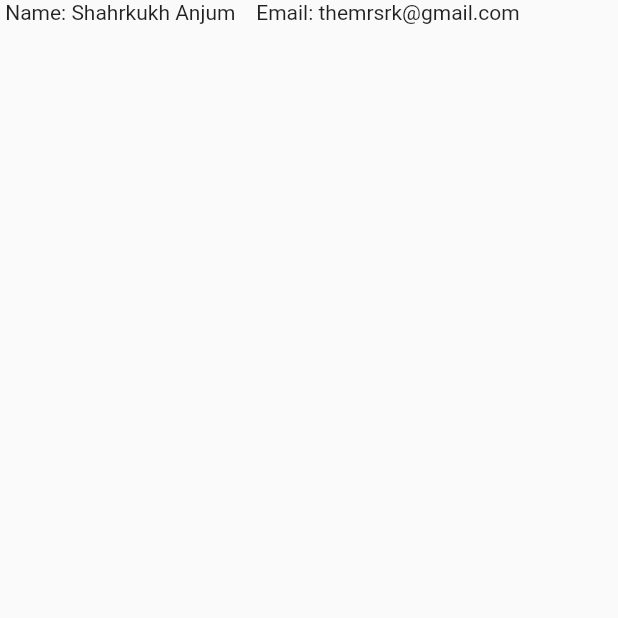
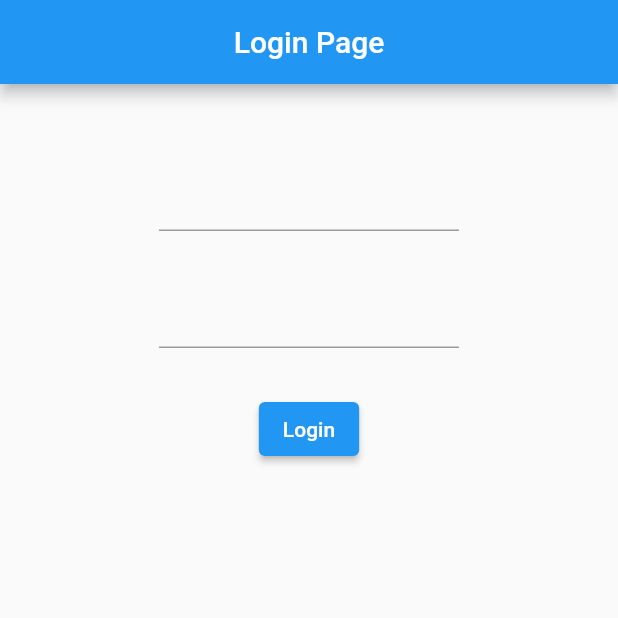
Before and after one commit to themrsrk/Flutter-basic, a Flutter app: the screen it shows after launch, on a phone screen of 412 x 824 dp, the top half of it. Run offline on Flutter 3.47's test engine with Material 2 defaults, Android fonts, the phone set to English and light mode, and no system bars.

Commit message:
Login Form and its output file

```diff
--- a/lib/main.dart
+++ b/lib/main.dart
@@ -1,18 +1,32 @@
 import 'package:flutter/material.dart';
 
-
-void main (){
-  runApp (MyApp());
+void main() {
+  runApp(MyApp());
 }
 
 class MyApp extends StatelessWidget {
   @override
   Widget build(BuildContext context) {
-    return MaterialApp (
-      home : Scaffold(
-        body: Text(" Name: Shahrkukh Anjum  " "  Email: themrsrk@gmail.com"),
-
-      )
-    );
+    return MaterialApp(
+        home: Scaffold(
+            appBar: AppBar(
+              title: Center(child: Text("Login Page")),
+            ),
+            body: SingleChildScrollView(
+              child: Center(
+                child: Center(
+                  child: Column(
+                    children: [
+                      SizedBox(height: 50),
+                      Container(width: 200, child: TextField()),
+                      SizedBox(height: 30),
+                      Container(width: 200, child: TextField()),
+                      SizedBox(height: 30),
+                      ElevatedButton(onPressed: (){}, child: Text("Login"))
+                    ],
+                  ),
+                ),
+              ),
+            )));
   }
 }
```
Also changed, not shown: output class 8.jpg (added).
